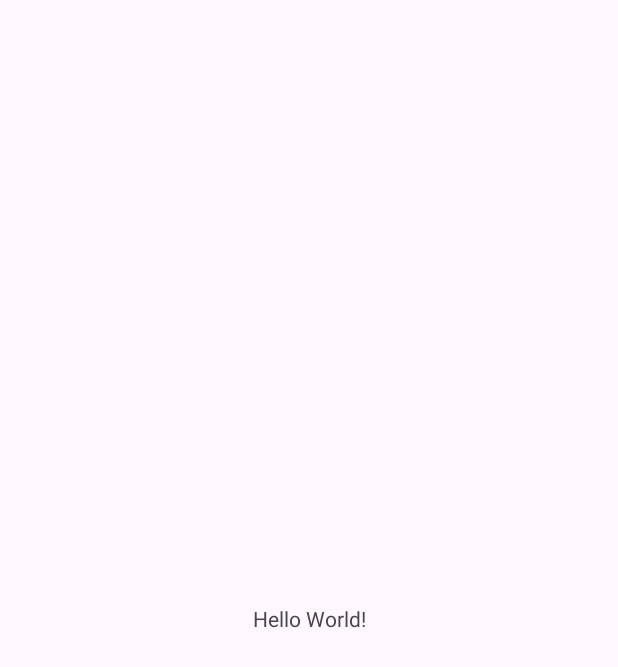
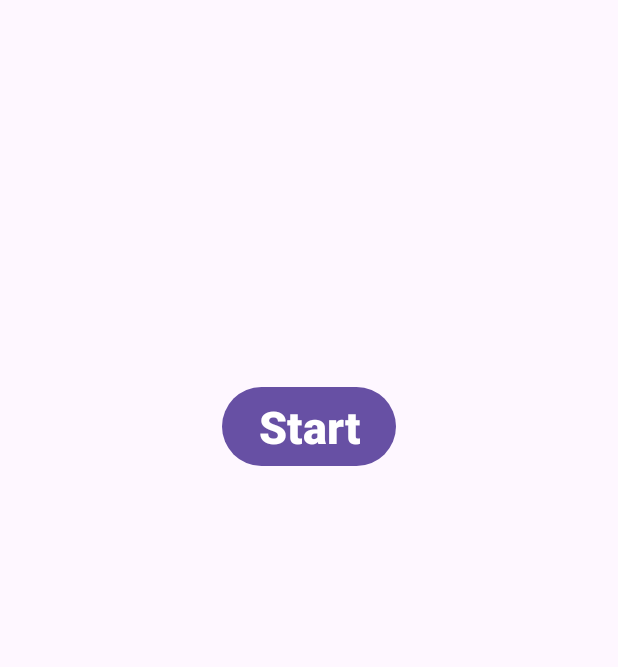
Before and after one commit to arjun-sasidharan/WorkManager-Sample, an Android app: the screen it shows after launch (MainActivity), on a phone screen of 412 x 824 dp. Before the commit the part shown is almost empty. Shown: the top 667 px of the screen. Run offline under Robolectric (Android 15) with nearby library versions, the phone set to English and light mode, and no system bars.

```diff
--- a/app/src/main/res/layout/activity_main.xml
+++ b/app/src/main/res/layout/activity_main.xml
@@ -9,10 +9,24 @@
     <TextView
         android:layout_width="wrap_content"
         android:layout_height="wrap_content"
-        android:text="Hello World!"
+        android:textSize="30sp"
         app:layout_constraintBottom_toBottomOf="parent"
         app:layout_constraintEnd_toEndOf="parent"
         app:layout_constraintStart_toStartOf="parent"
         app:layout_constraintTop_toTopOf="parent" />
 
+    <Button
+        android:id="@+id/button"
+        android:layout_width="wrap_content"
+        android:layout_height="wrap_content"
+        android:text="Start"
+        android:textSize="30sp"
+        android:textStyle="bold"
+        app:layout_constraintBottom_toBottomOf="parent"
+        app:layout_constraintEnd_toEndOf="parent"
+        app:layout_constraintHorizontal_bias=".5"
+        app:layout_constraintStart_toStartOf="parent"
+        app:layout_constraintTop_toTopOf="parent"
+        app:layout_constraintVertical_bias="0.333" />
+
 </androidx.constraintlayout.widget.ConstraintLayout>
```
Also changed, not shown: app/src/main/java/com/example/workmanager_sample/MainActivity.kt (+16 -1 lines), app/src/main/java/com/example/workmanager_sample/UploadWorker.kt (added, +22 -0 lines).
